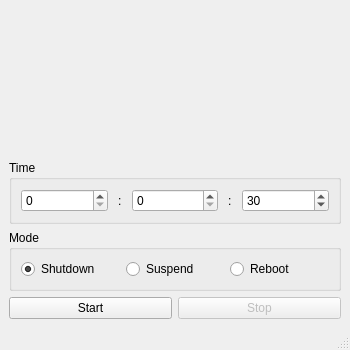
1samson1/sleeper, file src/ui/mainwindow.ui: the form before one commit.
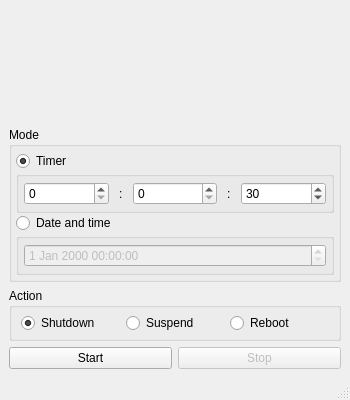
The form after the commit.

Commit message: add datatime mode

Diff of the .ui file:
```diff
--- a/src/ui/mainwindow.ui
+++ b/src/ui/mainwindow.ui
@@ -7,7 +7,7 @@
     <x>0</x>
     <y>0</y>
     <width>350</width>
-    <height>350</height>
+    <height>400</height>
    </rect>
   </property>
   <property name="sizePolicy">
@@ -19,13 +19,13 @@
   <property name="minimumSize">
    <size>
     <width>350</width>
-    <height>350</height>
+    <height>400</height>
    </size>
   </property>
   <property name="maximumSize">
    <size>
     <width>350</width>
-    <height>350</height>
+    <height>400</height>
    </size>
   </property>
   <property name="windowTitle">
@@ -47,14 +47,57 @@
      </widget>
     </item>
     <item>
-     <widget class="QGroupBox" name="box_time">
+     <widget class="QGroupBox" name="box_mode">
       <property name="title">
-       <string>Time</string>
+       <string>Mode</string>
+      </property>
+      <layout class="QVBoxLayout" name="verticalLayout_3">
+       <property name="spacing">
+        <number>0</number>
+       </property>
+       <property name="leftMargin">
+        <number>4</number>
+       </property>
+       <property name="topMargin">
+        <number>4</number>
+       </property>
+       <property name="rightMargin">
+        <number>4</number>
+       </property>
+       <property name="bottomMargin">
+        <number>4</number>
+       </property>
+       <item>
+        <widget class="QRadioButton" name="is_timer_mode">
+         <property name="text">
+          <string>Timer</string>
+         </property>
+         <property name="checked">
+          <bool>true</bool>
+         </property>
+        </widget>
+       </item>
+       <item>
+        <widget class="QGroupBox" name="box_timer">
+         <property name="title">
+          <string/>
       </property>
       <layout class="QHBoxLayout" name="horizontalLayout">
        <property name="spacing">
         <number>10</number>
        </property>
+          <property name="leftMargin">
+           <number>5</number>
+          </property>
+          <property name="topMargin">
+           <number>5</number>
+          </property>
+          <property name="rightMargin">
+           <number>5</number>
+          </property>
+          <property name="bottomMargin">
+           <number>5</number>
+          </property>
        <item>
         <widget class="QSpinBox" name="hours">
          <property name="sizePolicy">
@@ -133,11 +176,60 @@
      </widget>
     </item>
     <item>
-     <widget class="QGroupBox" name="box_mode">
+        <widget class="QRadioButton" name="is_datetime_mode">
+         <property name="text">
+          <string>Date and time</string>
+         </property>
+        </widget>
+       </item>
+       <item>
+        <widget class="QGroupBox" name="box_datetime">
+         <property name="enabled">
+          <bool>false</bool>
+         </property>
       <property name="title">
-       <string>Mode</string>
+          <string/>
+         </property>
+         <layout class="QVBoxLayout" name="verticalLayout_2">
+          <property name="leftMargin">
+           <number>5</number>
+          </property>
+          <property name="topMargin">
+           <number>5</number>
+          </property>
+          <property name="rightMargin">
+           <number>5</number>
+          </property>
+          <property name="bottomMargin">
+           <number>5</number>
+          </property>
+          <item>
+           <widget class="QDateTimeEdit" name="dateTimeEdit"/>
+          </item>
+         </layout>
+        </widget>
+       </item>
+      </layout>
+     </widget>
+    </item>
+    <item>
+     <widget class="QGroupBox" name="box_action">
+      <property name="title">
+       <string>Action</string>
       </property>
       <layout class="QHBoxLayout" name="horizontalLayout_2">
+       <property name="leftMargin">
+        <number>9</number>
+       </property>
+       <property name="topMargin">
+        <number>5</number>
+       </property>
+       <property name="rightMargin">
+        <number>9</number>
+       </property>
+       <property name="bottomMargin">
+        <number>5</number>
+       </property>
        <item>
         <widget class="QRadioButton" name="is_shutdown">
          <property name="text">
```
Lines whose indentation alone changed are shown as unchanged. The commit also changes 2 other files.
